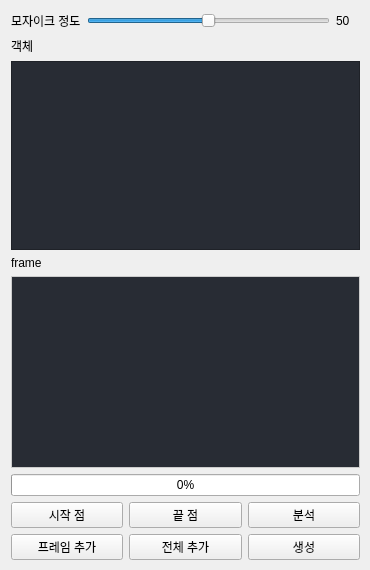
polnet13/kimAI, file rsc/ui/mosaic.ui: the form before one commit.
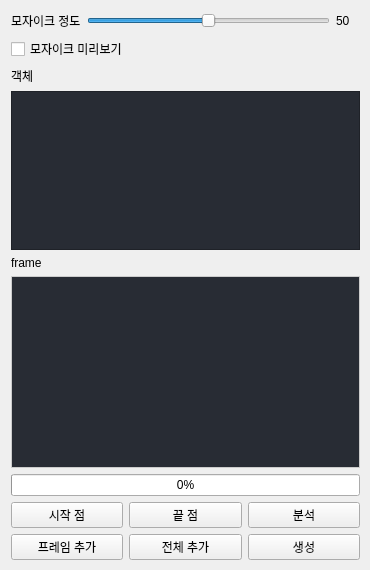
The form after the commit.

Commit message: 모자이크: 체크박스 도입

```diff
--- a/rsc/ui/mosaic.ui
+++ b/rsc/ui/mosaic.ui
@@ -22,7 +22,7 @@
      <height>571</height>
     </rect>
    </property>
-   <layout class="QVBoxLayout" name="verticalLayout_7">
+   <layout class="QVBoxLayout" name="verticalLayout_7" stretch="0,0,0,6,0,3,0,0">
     <property name="leftMargin">
      <number>11</number>
     </property>
@@ -82,6 +82,13 @@
       </item>
      </layout>
     </item>
+    <item>
+     <widget class="QCheckBox" name="checkBox_mosaic">
+      <property name="text">
+       <string>모자이크 미리보기</string>
+      </property>
+     </widget>
+    </item>
     <item>
      <widget class="QLabel" name="label_2">
       <property name="text">
@@ -97,7 +104,7 @@
       <property name="sizePolicy">
        <sizepolicy hsizetype="Expanding" vsizetype="Expanding">
         <horstretch>0</horstretch>
-        <verstretch>5</verstretch>
+        <verstretch>0</verstretch>
        </sizepolicy>
       </property>
       <property name="styleSheet">
```
Left out of the diff: 4 changed lines with no effect on the pictures. The commit also changes 8 other files.
